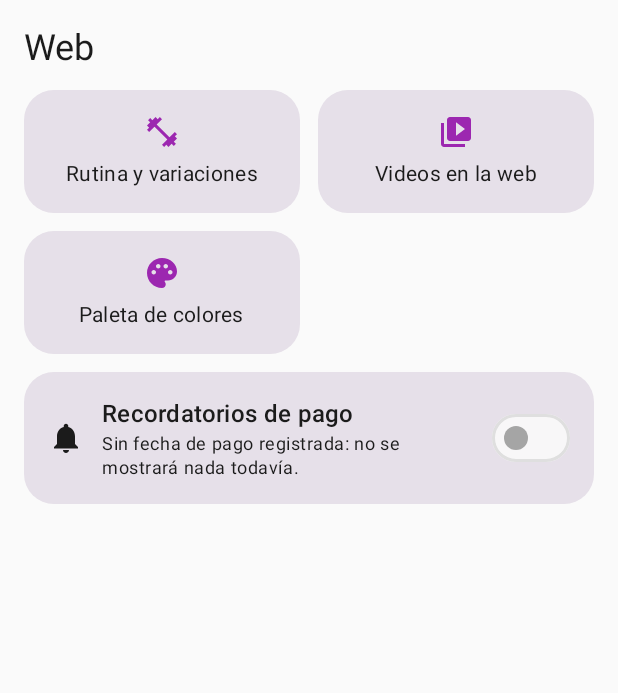
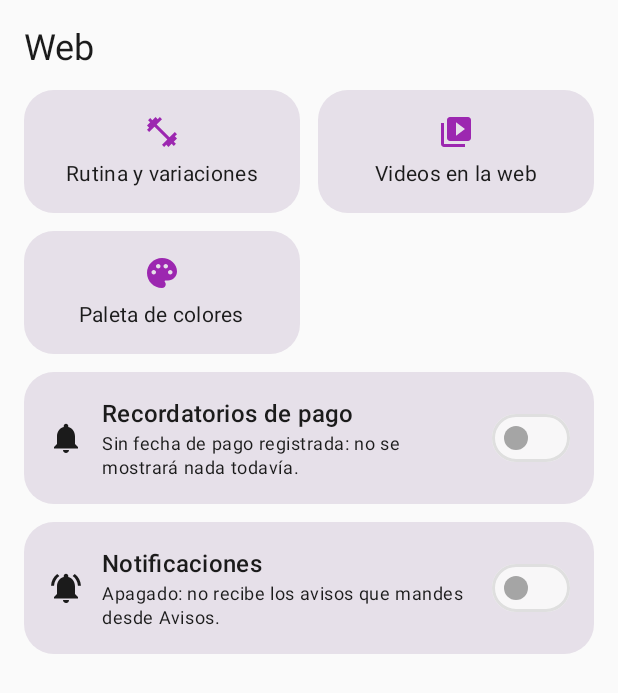
Before and after one commit to RacsoSM/OSfit, an Android app built with Jetpack Compose: the composable WebClienteScreen called with empty values, on a phone screen of 412 x 824 dp. Shown: the top 693 px of the screen. Run offline under Robolectric (Android 15) with nearby library versions, the phone set to English and light mode, and no system bars; our stand-ins replace Firebase (no records; nobody signed in at launch, a user with empty details on screens opened directly).

Commit message:
feat: per-client notifications switch in the Web section
Co-Authored-By: Claude Opus 5.5 <noreply@anthropic.com>
Claude-Session: https://claude.ai/code/session_01JerMYEyjivxK4Qn818TPU5

```diff
--- a/app/src/main/java/com/osfit/app/ui/clientes/WebClienteScreen.kt
+++ b/app/src/main/java/com/osfit/app/ui/clientes/WebClienteScreen.kt
@@ -11,6 +11,7 @@ import androidx.compose.foundation.lazy.LazyColumn
 import androidx.compose.foundation.lazy.items
 import androidx.compose.material.icons.Icons
 import androidx.compose.material.icons.filled.FitnessCenter
+import androidx.compose.material.icons.filled.NotificationsActive
 import androidx.compose.material.icons.filled.Notifications
 import androidx.compose.material.icons.filled.Palette
 import androidx.compose.material.icons.filled.VideoLibrary
@@ -35,19 +36,28 @@ import androidx.lifecycle.viewmodel.viewModelFactory
 import com.osfit.app.data.AppContainer
 import com.osfit.app.data.model.Cliente
 import com.osfit.app.data.repository.ClienteRepository
+import com.osfit.app.data.repository.DispositivoRepository
 import com.osfit.app.ui.common.AccionCard
 import kotlinx.coroutines.flow.MutableStateFlow
+import kotlinx.coroutines.flow.SharingStarted
 import kotlinx.coroutines.flow.StateFlow
 import kotlinx.coroutines.flow.catch
+import kotlinx.coroutines.flow.stateIn
 import kotlinx.coroutines.launch
 
 class WebClienteViewModel(
     private val clienteId: String,
-    private val clienteRepository: ClienteRepository = AppContainer.clienteRepository
+    private val clienteRepository: ClienteRepository = AppContainer.clienteRepository,
+    dispositivoRepository: DispositivoRepository = AppContainer.dispositivoRepository
 ) : ViewModel() {
 
     private val _cliente = MutableStateFlow<Cliente?>(null)
     val cliente: StateFlow<Cliente?> = _cliente
+
+    /** En cuántos teléfonos activó las notificaciones; un error de red cuenta como cero. */
+    val dispositivos: StateFlow<Int> = dispositivoRepository.contarDispositivos(clienteId)
+        .catch { emit(0) }
+        .stateIn(viewModelScope, SharingStarted.WhileSubscribed(5_000), 0)
 
     init {
         viewModelScope.launch {
@@ -66,6 +76,13 @@ class WebClienteViewModel(
             runCatching { clienteRepository.actualizarRecordatorioPago(clienteId, activo) }
         }
     }
+
+    fun cambiarNotificacionesWeb(habilitada: Boolean) {
+        _cliente.value = _cliente.value?.copy(notificacionesWeb = habilitada)
+        viewModelScope.launch {
+            runCatching { clienteRepository.actualizarNotificacionesWeb(clienteId, habilitada) }
+        }
+    }
 }
 
 /**
@@ -75,8 +92,9 @@ class WebClienteViewModel(
  * por aquí y no por ahí. Cuando haya que administrar algo más de la web, se agrega un elemento
  * a [seccionesWeb] y la ficha no se toca — que es exactamente como entró la paleta.
  *
- * La excepción es el interruptor de recordatorio de pago: es un sí/no que se cambia ahí mismo y
- * no abre ninguna pantalla, así que va como fila aparte debajo de la rejilla.
+ * Lo que navega entra por [seccionesWeb]. Los sí/no (recordatorio de pago, notificaciones) se
+ * cambian ahí mismo y no abren ninguna pantalla, así que van como tarjetas con interruptor
+ * debajo de la rejilla.
  */
 @Composable
 fun WebClienteScreen(
@@ -89,6 +107,7 @@ fun WebClienteScreen(
         factory = viewModelFactory { initializer { WebClienteViewModel(clienteId) } }
     )
     val cliente by viewModel.cliente.collectAsState()
+    val dispositivos by viewModel.dispositivos.collectAsState()
     val secciones = seccionesWeb(
         onVerVideosWeb = onVerVideosWeb,
         onVerPaletaWeb = onVerPaletaWeb,
@@ -122,6 +141,14 @@ fun WebClienteScreen(
                     tieneFechaPago = cliente?.fechaProximoPago != null,
                     habilitado = cliente != null,
                     onCambiar = viewModel::cambiarRecordatorioPago
+                )
+            }
+            item {
+                FilaNotificaciones(
+                    habilitada = cliente?.notificacionesWeb == true,
+                    dispositivos = dispositivos,
+                    habilitado = cliente != null,
+                    onCambiar = viewModel::cambiarNotificacionesWeb
                 )
             }
         }
@@ -185,3 +212,36 @@ private fun FilaRecordatorioPago(
         }
     }
 }
+
+@Composable
+private fun FilaNotificaciones(
+    habilitada: Boolean,
+    dispositivos: Int,
+    habilitado: Boolean,
+    onCambiar: (Boolean) -> Unit
+) {
+    Card(modifier = Modifier.fillMaxWidth()) {
+        Row(
+            modifier = Modifier.fillMaxWidth().padding(16.dp),
+            verticalAlignment = Alignment.CenterVertically,
+            horizontalArrangement = Arrangement.spacedBy(12.dp)
+        ) {
+            Icon(Icons.Filled.NotificationsActive, contentDescription = null)
+            Column(modifier = Modifier.weight(1f)) {
+                Text("Notificaciones", style = MaterialTheme.typography.titleMedium)
+                Text(
+                    // Prendido no basta: también ella tiene que activarlas en su teléfono. Se dice
+                    // aquí para que el entrenador sepa si de verdad le van a llegar los avisos.
+                    when {
+                        !habilitada -> "Apagado: no recibe los avisos que mandes desde Avisos."
+                        dispositivos == 0 -> "Todavía no las activó en su teléfono. En iPhone tiene que instalar la página en su inicio y abrirla desde ahí."
+                        dispositivos == 1 -> "Activadas en 1 teléfono."
+                        else -> "Activadas en $dispositivos teléfonos."
+                    },
+                    style = MaterialTheme.typography.bodySmall
+                )
+            }
+            Switch(checked = habilitada, onCheckedChange = onCambiar, enabled = habilitado)
+        }
+    }
+}
```
Also changed, not shown: 1 other file.
